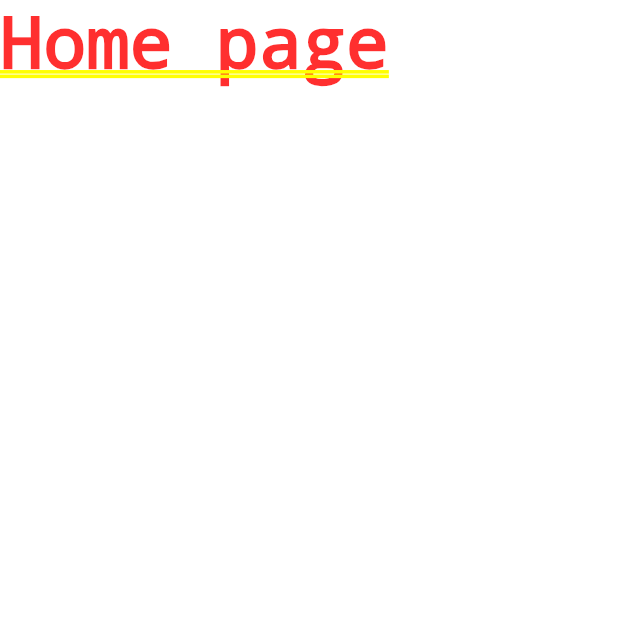
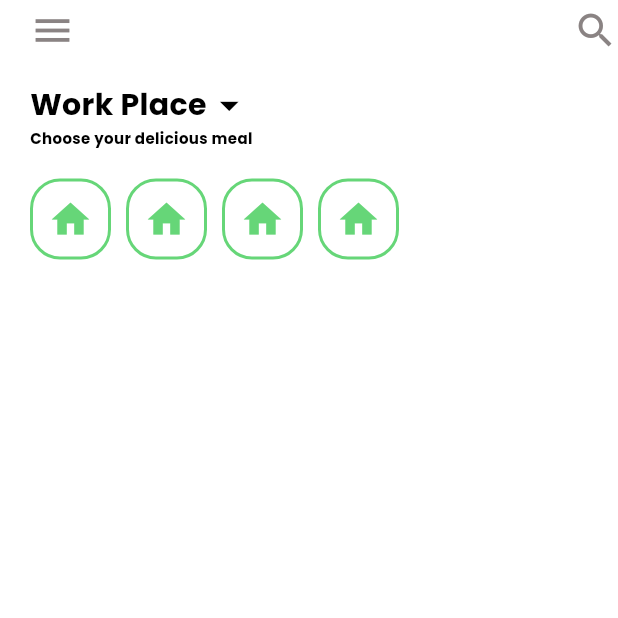
Before and after one commit to khoanv99/food_app2, a Flutter app: the screen it shows after launch, after a tap on "Get A Meal", on a phone screen of 412 x 824 dp, the top half of it. Run offline on Flutter 3.47's test engine with Material 3 defaults, Android fonts, the phone set to English and light mode, and no system bars.

Commit message:
マインページのメニューを作成

```diff
--- a/lib/pages/homepage.dart
+++ b/lib/pages/homepage.dart
@@ -10,6 +10,123 @@ class Homepage extends StatefulWidget {
 class _HomepageState extends State<Homepage> {
   @override
   Widget build(BuildContext context) {
-    return Text("Home page");
+    return Scaffold(
+      backgroundColor: Colors.white,
+      body: Container(
+        margin:EdgeInsets.only(left: 20, top: 5),
+        child: Column(
+         // mainAxisAlignment: MainAxisAlignment.center,
+          children: [
+            Row(
+              mainAxisAlignment: MainAxisAlignment.spaceBetween,
+              children: [
+              // Menu drop và tìm kiếm
+              Icon(Icons.menu, size: 30, color: Color(0xff8A8383)),
+              Icon(Icons.search, size: 30, color: Color(0xff8A8383)),
+              ],
+            ),//Left menu và search
+
+            SizedBox(height: 20),
+
+            Row(
+              children: [
+                Text(
+                  "Work Place",
+                  style: TextStyle(
+                    fontSize: 20,
+                    fontWeight: FontWeight.bold,
+                    color: Color(0xff000000),
+                    fontFamily: "Poppins"
+                  )
+                ),
+                Icon(Icons.arrow_drop_down,size: 30, color: Color(0xff000000),)
+              ],
+            ),//Work Place
+            Row(
+              children: [
+                Text(
+                    "Choose your delicious meal",
+                    style: TextStyle(
+                        fontSize: 10,
+                        fontWeight: FontWeight.bold,
+                        color: Color(0xff000000),
+                        fontFamily: "Poppins"
+                    )
+                ),
+              ],
+            ),
+            SizedBox(height: 20),
+
+            Row(
+              children: [
+              Container(
+                padding: EdgeInsets.all(10),
+                decoration: BoxDecoration(
+                  color: Colors.white,
+                  border: Border.all(color: Color(0xff66D678), width: 2),
+                  borderRadius: BorderRadius.circular(20),
+                ),
+                child: Icon(
+                  Icons.home,
+                  size: 30,
+                  color: Color(0xff66D678),
+                ),
+              ),
+              SizedBox(width: 10),
+                Container(
+                  padding: EdgeInsets.all(10),
+                  decoration: BoxDecoration(
+                    color: Colors.white,
+                    border: Border.all(color: Color(0xff66D678), width: 2),
+                    borderRadius: BorderRadius.circular(20),
+                  ),
+                  child: Icon(
+                    Icons.home,
+                    size: 30,
+                    color: Color(0xff66D678),
+                  ),
+                ),
+                SizedBox(width: 10),
+                Container(
+                  padding: EdgeInsets.all(10),
+                  decoration: BoxDecoration(
+                    color: Colors.white,
+                    border: Border.all(color: Color(0xff66D678), width: 2),
+                    borderRadius: BorderRadius.circular(20),
+                  ),
+                  child: Icon(
+                    Icons.home,
+                    size: 30,
+                    color: Color(0xff66D678),
+                  ),
+                ),
+                SizedBox(width: 10),
+                Container(
+                  padding: EdgeInsets.all(10),
+                  decoration: BoxDecoration(
+                    color: Colors.white,
+                    border: Border.all(color: Color(0xff66D678), width: 2),
+                    borderRadius: BorderRadius.circular(20),
+                  ),
+                  child: Icon(
+                    Icons.home,
+                    size: 30,
+                    color: Color(0xff66D678),
+                  ),
+                ),
+                SizedBox(width: 10),
+
+              ],
+            ),
+
+
+            SizedBox(height: 20),
+
+          ],
+        ),
+      ),
+
+    );
+
   }
 }
--- a/lib/pages/onboarding.dart
+++ b/lib/pages/onboarding.dart
@@ -27,7 +27,7 @@ class _OnboardingState extends State<Onboarding> {
           children: [
             Image.asset("images/1.jpg",
              // height: screenHeight * 0.8, // px -> xx.o kiểu double
-              width: screenWidth * 0.8,
+              width: screenWidth * 0.6,
             ),
             SizedBox(height: 5),
             Text('Food Ordering App',
```
